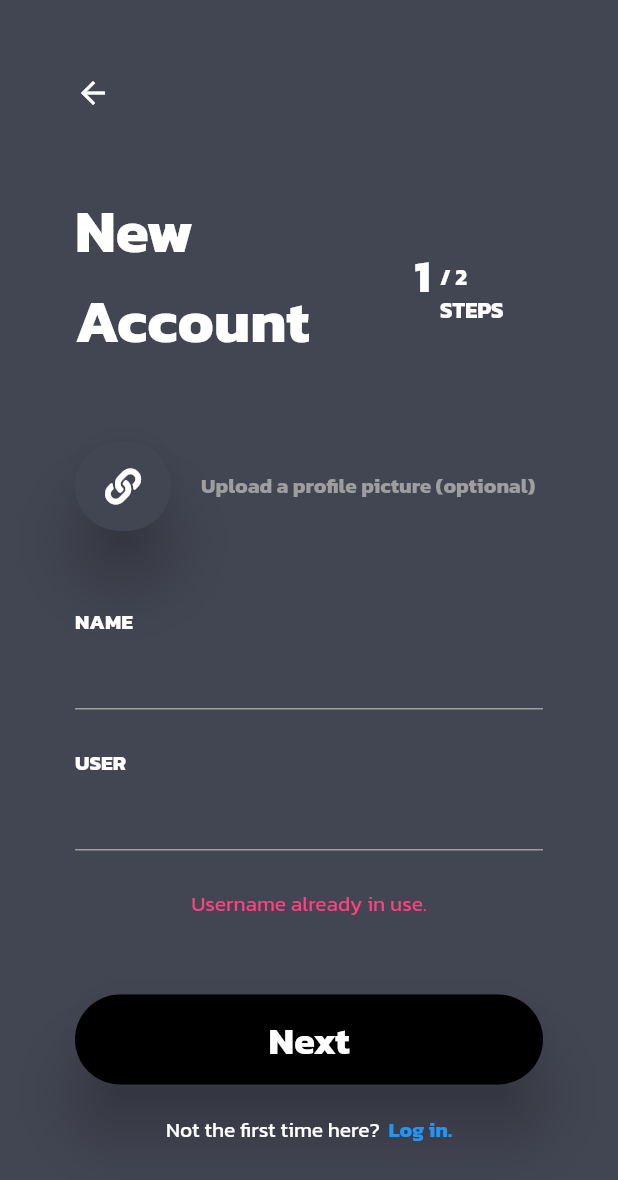
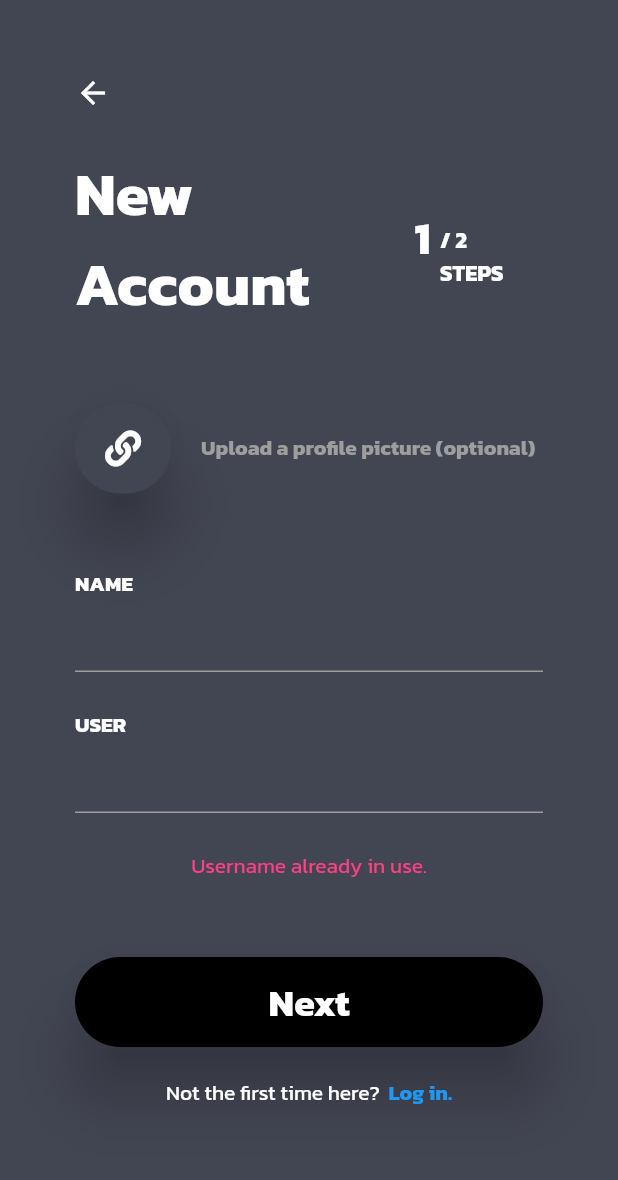
Before and after one commit to yodsacsai/flutter_app_sau3, a Flutter app: the NewAccountUI screen opened directly, on a phone screen of 412 x 824 dp. Shown: the top 1180 px of the screen. Run offline on Flutter 3.47's test engine with Material 2 defaults, Android fonts, the light colour scheme and no system bars; our stand-ins replace font_awesome_flutter.

Commit message:
Code V.2

```diff
--- a/lib/views/new_account_ui.dart
+++ b/lib/views/new_account_ui.dart
@@ -40,7 +40,7 @@ class _NewAccountUIState extends State<NewAccountUI> {
                 ),
               ),
               SizedBox(
-                height: 50,
+                height: 25,
               ),
               Container(
                 child: Padding(
```
